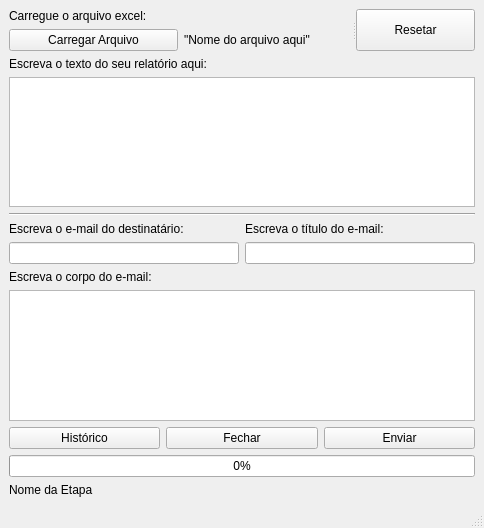
This is designer/interface.ui in PedroRBrito/Auto_Excel_PDF_Email as Qt 5 draws it before an edit. The edited form follows.
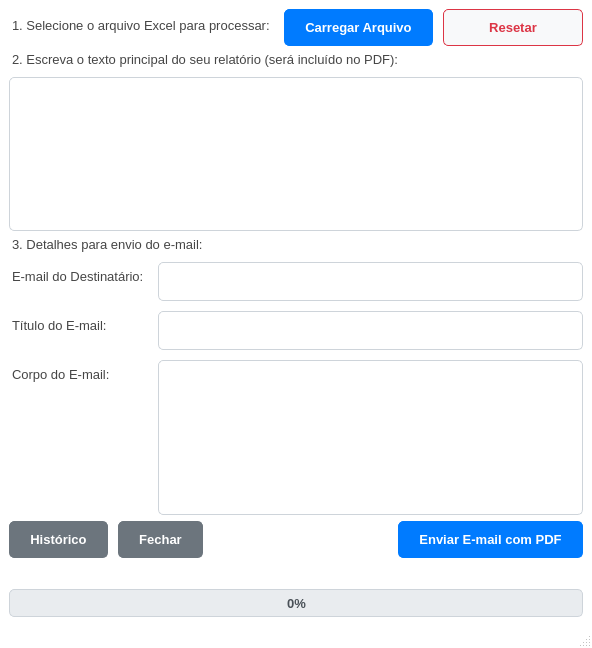
This is the edited form.

Commit message: Interface atualizada

Patch:
```diff
--- a/designer/interface.ui
+++ b/designer/interface.ui
@@ -6,164 +6,283 @@
    <rect>
     <x>0</x>
     <y>0</y>
-    <width>484</width>
-    <height>528</height>
+    <width>592</width>
+    <height>648</height>
    </rect>
   </property>
   <property name="windowTitle">
    <string>MainWindow</string>
   </property>
-  <property name="layoutDirection">
-   <enum>Qt::LeftToRight</enum>
-  </property>
-  <property name="animated">
-   <bool>true</bool>
-  </property>
-  <property name="documentMode">
-   <bool>false</bool>
-  </property>
-  <property name="tabShape">
-   <enum>QTabWidget::Rounded</enum>
+  <property name="styleSheet">
+   <string notr="true">/* === Global === */
+QMainWindow {
+    background-color: #FFFFFF;
+}
+
+QWidget {
+    font-family: &quot;Segoe UI&quot;, Arial, sans-serif;
+    font-size: 13px;
+    color: #333333;
+}
+
+/* === Labels === */
+QLabel {
+    font-weight: normal;
+    color: #454545;
+    margin-bottom: 4px; 
+}
+
+QLabel#label_SectionTitle { /* Para títulos de seção, se você adicionar */
+    font-size: 15px;
+    font-weight: bold;
+    color: #007BFF;
+    margin-top: 10px;
+    margin-bottom: 6px;
+}
+
+/* === Campos de Entrada === */
+QLineEdit, QTextEdit {
+    background-color: #FFFFFF;
+    border: 1px solid #CED4DA;
+    border-radius: 5px;
+    padding: 10px;
+    font-size: 13px;
+    color: #495057;
+    selection-background-color: #007BFF;
+    selection-color: white;
+}
+
+QLineEdit:focus, QTextEdit:focus {
+    border: 1px solid #007BFF;
+}
+
+/* === Botões: Estilo Base === */
+QPushButton {
+    border-radius: 5px;
+    padding: 10px 20px; 
+    font-size: 13px;
+    font-weight: 500; /* Um pouco menos que bold, mais moderno (normal, 500, bold) */
+    border: 1px solid transparent;
+}
+
+QPushButton:hover {
+    opacity: 0.9;
+}
+
+/* === Botões Primários (ex: Carregar, Enviar) === */
+QPushButton#pushButton_carregar_arquivo,
+QPushButton#pushButton_enviar_email {
+    background-color: #007BFF;
+    color: white;
+    border-color: #007BFF;
+}
+QPushButton#pushButton_carregar_arquivo:hover,
+QPushButton#pushButton_enviar_email:hover {
+    background-color: #0069D9;
+    border-color: #0062CC;
+}
+QPushButton#pushButton_carregar_arquivo:pressed,
+QPushButton#pushButton_enviar_email:pressed {
+    background-color: #0056B3;
+    border-color: #0056B3;
+}
+
+/* === Botão de Reset/Alerta (ex: Resetar) === */
+QPushButton#pushButton_resetar {
+    background-color: #F8F9FA;
+    color: #DC3545;
+    border: 1px solid #DC3545;
+}
+QPushButton#pushButton_resetar:hover {
+    background-color: #DC3545;
+    color: white;
+}
+QPushButton#pushButton_resetar:pressed {
+    background-color: #C82333;
+    color: white;
+    border-color: #C82333;
+}
+
+/* === Botões Secundários/Neutros (ex: Histórico, Fechar) === */
+QPushButton#pushButton_historico,
+QPushButton#pushButton_fechar {
+    background-color: #6C757D;
+    color: white;
+    border-color: #6C757D;
+}
+QPushButton#pushButton_historico:hover,
+QPushButton#pushButton_fechar:hover {
+    background-color: #5A6268;
+    border-color: #545B62;
+}
+QPushButton#pushButton_historico:pressed,
+QPushButton#pushButton_fechar:pressed {
+    background-color: #545B62;
+    border-color: #4E555B;
+}
+
+/* === Barra de Progresso === */
+QProgressBar {
+    border: 1px solid #CED4DA;
+    border-radius: 5px;
+    background-color: #E9ECEF;
+    text-align: center;
+    color: #495057;
+    height: 26px;
+    font-weight: 500;
+}
+
+QProgressBar::chunk {
+    background-color: #28A745;
+    border-radius: 4px; 
+    margin: 2px;
+}</string>
   </property>
   <widget class="QWidget" name="centralwidget">
-   <layout class="QVBoxLayout" name="verticalLayout_7">
+   <layout class="QVBoxLayout" name="verticalLayout">
     <item>
-     <widget class="QSplitter" name="splitter">
-      <property name="orientation">
-       <enum>Qt::Horizontal</enum>
+     <layout class="QHBoxLayout" name="horizontalLayout_FileActions">
+      <property name="spacing">
+       <number>10</number>
       </property>
-      <widget class="QWidget" name="layoutWidget">
-       <layout class="QVBoxLayout" name="verticalLayout">
-        <item>
-         <widget class="QLabel" name="label_arquivo_excel">
-          <property name="text">
-           <string>Carregue o arquivo excel:</string>
-          </property>
-         </widget>
-        </item>
-        <item>
-         <layout class="QHBoxLayout" name="horizontalLayout_2">
-          <item>
-           <widget class="QPushButton" name="pushButton_carregar_arquivo">
-            <property name="text">
-             <string>Carregar Arquivo</string>
-            </property>
-           </widget>
-          </item>
-          <item>
-           <widget class="QLabel" name="label_nome_arquivo">
-            <property name="text">
-             <string>&quot;Nome do arquivo aqui&quot;</string>
-            </property>
-           </widget>
-          </item>
-         </layout>
-        </item>
-       </layout>
-      </widget>
-      <widget class="QPushButton" name="pushButton_resetar">
-       <property name="enabled">
-        <bool>true</bool>
-       </property>
-       <property name="cursor">
-        <cursorShape>ArrowCursor</cursorShape>
-       </property>
-       <property name="acceptDrops">
-        <bool>false</bool>
-       </property>
-       <property name="toolTip">
-        <string/>
-       </property>
-       <property name="toolTipDuration">
-        <number>-1</number>
-       </property>
-       <property name="autoFillBackground">
-        <bool>false</bool>
-       </property>
-       <property name="text">
-        <string>Resetar</string>
-       </property>
-       <property name="autoDefault">
-        <bool>false</bool>
-       </property>
-       <property name="default">
-        <bool>false</bool>
-       </property>
-       <property name="flat">
-        <bool>false</bool>
-       </property>
-      </widget>
-     </widget>
-    </item>
-    <item>
-     <layout class="QVBoxLayout" name="verticalLayout_2">
       <item>
-       <widget class="QLabel" name="label_relatorio">
+       <widget class="QLabel" name="label_nome_arquivo">
+        <property name="font">
+         <font>
+          <family>Segoe UI</family>
+          <pointsize>-1</pointsize>
+          <weight>50</weight>
+          <bold>false</bold>
+         </font>
+        </property>
         <property name="text">
-         <string>Escreva o texto do seu relatório aqui:</string>
+         <string>1. Selecione o arquivo Excel para processar:</string>
         </property>
        </widget>
       </item>
       <item>
-       <widget class="QTextEdit" name="textEdit_relatorio"/>
+       <widget class="QPushButton" name="pushButton_carregar_arquivo">
+        <property name="sizePolicy">
+         <sizepolicy hsizetype="Preferred" vsizetype="Fixed">
+          <horstretch>0</horstretch>
+          <verstretch>0</verstretch>
+         </sizepolicy>
+        </property>
+        <property name="text">
+         <string>Carregar Arquivo</string>
+        </property>
+       </widget>
       </item>
+      <item>
+       <widget class="QPushButton" name="pushButton_resetar">
+        <property name="sizePolicy">
+         <sizepolicy hsizetype="Preferred" vsizetype="Fixed">
+          <horstretch>0</horstretch>
+          <verstretch>0</verstretch>
+         </sizepolicy>
+        </property>
+        <property name="text">
+         <string>Resetar</string>
+        </property>
+       </widget>
+      </item>
      </layout>
     </item>
     <item>
-     <widget class="Line" name="line">
-      <property name="orientation">
-       <enum>Qt::Horizontal</enum>
+     <widget class="QLabel" name="label_relatorio">
+      <property name="font">
+       <font>
+        <family>Segoe UI</family>
+        <pointsize>-1</pointsize>
+        <weight>50</weight>
+        <bold>false</bold>
+       </font>
       </property>
+      <property name="text">
+       <string>2. Escreva o texto principal do seu relatório (será incluído no PDF):</string>
+      </property>
      </widget>
     </item>
     <item>
-     <layout class="QHBoxLayout" name="horizontalLayout_3">
-      <item>
-       <layout class="QVBoxLayout" name="verticalLayout_3">
-        <item>
-         <widget class="QLabel" name="label_destinatario">
-          <property name="text">
-           <string>Escreva o e-mail do destinatário:</string>
-          </property>
-         </widget>
-        </item>
-        <item>
-         <widget class="QLineEdit" name="lineEdit_destinatario"/>
-        </item>
-       </layout>
-      </item>
-      <item>
-       <layout class="QVBoxLayout" name="verticalLayout_5">
-        <item>
-         <widget class="QLabel" name="label_destinatario_2">
-          <property name="text">
-           <string>Escreva o título do e-mail:</string>
-          </property>
-         </widget>
-        </item>
-        <item>
-         <widget class="QLineEdit" name="lineEdit_destinatario_2"/>
-        </item>
-       </layout>
-      </item>
-     </layout>
+     <widget class="QTextEdit" name="textEdit_relatorio">
+      <property name="minimumSize">
+       <size>
+        <width>0</width>
+        <height>120</height>
+       </size>
+      </property>
+     </widget>
     </item>
     <item>
-     <layout class="QVBoxLayout" name="verticalLayout_4">
-      <item>
-       <widget class="QLabel" name="label_destinatario_3">
+     <widget class="QLabel" name="label_detales_email">
+      <property name="font">
+       <font>
+        <family>Segoe UI</family>
+        <pointsize>-1</pointsize>
+        <weight>50</weight>
+        <bold>false</bold>
+       </font>
+      </property>
+      <property name="text">
+       <string>3. Detalhes para envio do e-mail:</string>
+      </property>
+     </widget>
+    </item>
+    <item>
+     <layout class="QFormLayout" name="formLayout_Email">
+      <property name="fieldGrowthPolicy">
+       <enum>QFormLayout::ExpandingFieldsGrow</enum>
+      </property>
+      <property name="horizontalSpacing">
+       <number>10</number>
+      </property>
+      <property name="verticalSpacing">
+       <number>10</number>
+      </property>
+      <item row="0" column="0">
+       <widget class="QLabel" name="label_destinatario_email">
         <property name="text">
-         <string>Escreva o corpo do e-mail:</string>
+         <string>E-mail do Destinatário:</string>
         </property>
        </widget>
       </item>
-      <item>
-       <widget class="QTextEdit" name="textEdit"/>
+      <item row="0" column="1">
+       <widget class="QLineEdit" name="lineEdit_destinatario_email"/>
       </item>
+      <item row="1" column="0">
+       <widget class="QLabel" name="label_titulo_email">
+        <property name="text">
+         <string>Título do E-mail:</string>
+        </property>
+       </widget>
+      </item>
+      <item row="1" column="1">
+       <widget class="QLineEdit" name="lineEdit_titulo_email"/>
+      </item>
+      <item row="2" column="0">
+       <widget class="QLabel" name="label_corpo_email">
+        <property name="text">
+         <string>Corpo do E-mail:</string>
+        </property>
+       </widget>
+      </item>
+      <item row="2" column="1">
+       <widget class="QTextEdit" name="textEdit_corpo_email">
+        <property name="minimumSize">
+         <size>
+          <width>0</width>
+          <height>100</height>
+         </size>
+        </property>
+       </widget>
+      </item>
      </layout>
     </item>
     <item>
-     <layout class="QHBoxLayout" name="horizontalLayout">
+     <layout class="QHBoxLayout" name="horizontalLayout_BottomActions">
+      <property name="spacing">
+       <number>10</number>
+      </property>
       <item>
        <widget class="QPushButton" name="pushButton_historico">
         <property name="text">
@@ -173,66 +292,71 @@
       </item>
       <item>
        <widget class="QPushButton" name="pushButton_fechar">
-        <property name="layoutDirection">
-         <enum>Qt::LeftToRight</enum>
-        </property>
         <property name="text">
          <string>Fechar</string>
         </property>
        </widget>
       </item>
       <item>
-       <widget class="QPushButton" name="pushButton_enviar_email">
-        <property name="text">
-         <string>Enviar</string>
-        </property>
-       </widget>
-      </item>
-     </layout>
-    </item>
-    <item>
-     <layout class="QVBoxLayout" name="verticalLayout_6">
-      <item>
-       <widget class="QProgressBar" name="progressBar_envio">
-        <property name="value">
-         <number>0</number>
-        </property>
+       <spacer name="horizontalSpacer_BottomActions">
         <property name="orientation">
          <enum>Qt::Horizontal</enum>
         </property>
-        <property name="invertedAppearance">
-         <bool>false</bool>
+        <property name="sizeHint" stdset="0">
+         <size>
+          <width>40</width>
+          <height>20</height>
+         </size>
         </property>
-       </widget>
+       </spacer>
       </item>
       <item>
-       <widget class="QLabel" name="label_nome_etapa">
+       <widget class="QPushButton" name="pushButton_enviar_email">
+        <property name="autoFillBackground">
+         <bool>false</bool>
+        </property>
         <property name="text">
-         <string>Nome da Etapa</string>
-        </property>
-        <property name="textFormat">
-         <enum>Qt::PlainText</enum>
-        </property>
-        <property name="scaledContents">
-         <bool>false</bool>
-        </property>
-        <property name="wordWrap">
-         <bool>false</bool>
-        </property>
-        <property name="indent">
-         <number>0</number>
+         <string>Enviar E-mail com PDF</string>
         </property>
        </widget>
       </item>
      </layout>
     </item>
+    <item>
+     <widget class="QLabel" name="label_nome_etapa">
+      <property name="sizePolicy">
+       <sizepolicy hsizetype="Preferred" vsizetype="Preferred">
+        <horstretch>1</horstretch>
+        <verstretch>0</verstretch>
+       </sizepolicy>
+      </property>
+      <property name="text">
+       <string/>
+      </property>
+     </widget>
+    </item>
+    <item>
+     <widget class="QProgressBar" name="progressBar">
+      <property name="sizePolicy">
+       <sizepolicy hsizetype="Expanding" vsizetype="Fixed">
+        <horstretch>3</horstretch>
+        <verstretch>0</verstretch>
+       </sizepolicy>
+      </property>
+      <property name="value">
+       <number>0</number>
+      </property>
+      <property name="alignment">
+       <set>Qt::AlignCenter</set>
+      </property>
+      <property name="format">
+       <string>%p%</string>
+      </property>
+     </widget>
+    </item>
    </layout>
   </widget>
-  <widget class="QStatusBar" name="statusbar">
-   <property name="sizeGripEnabled">
-    <bool>true</bool>
-   </property>
-  </widget>
+  <widget class="QStatusBar" name="statusbar"/>
  </widget>
  <resources/>
  <connections/>
```
Left out of the diff: 2 changed lines with no effect on the pictures.
